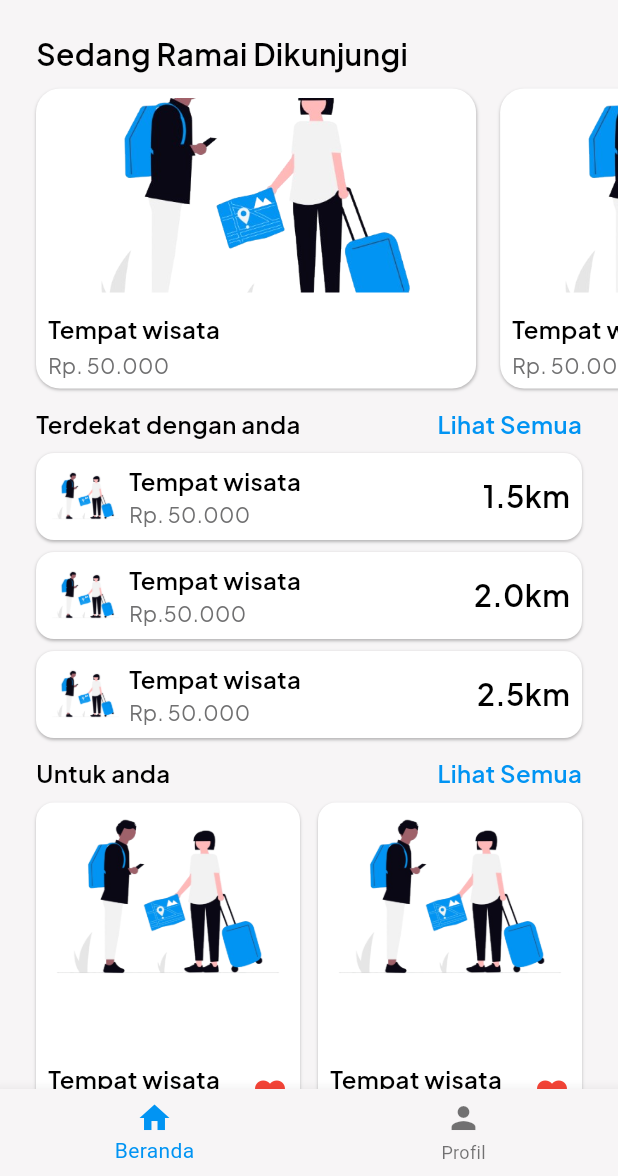
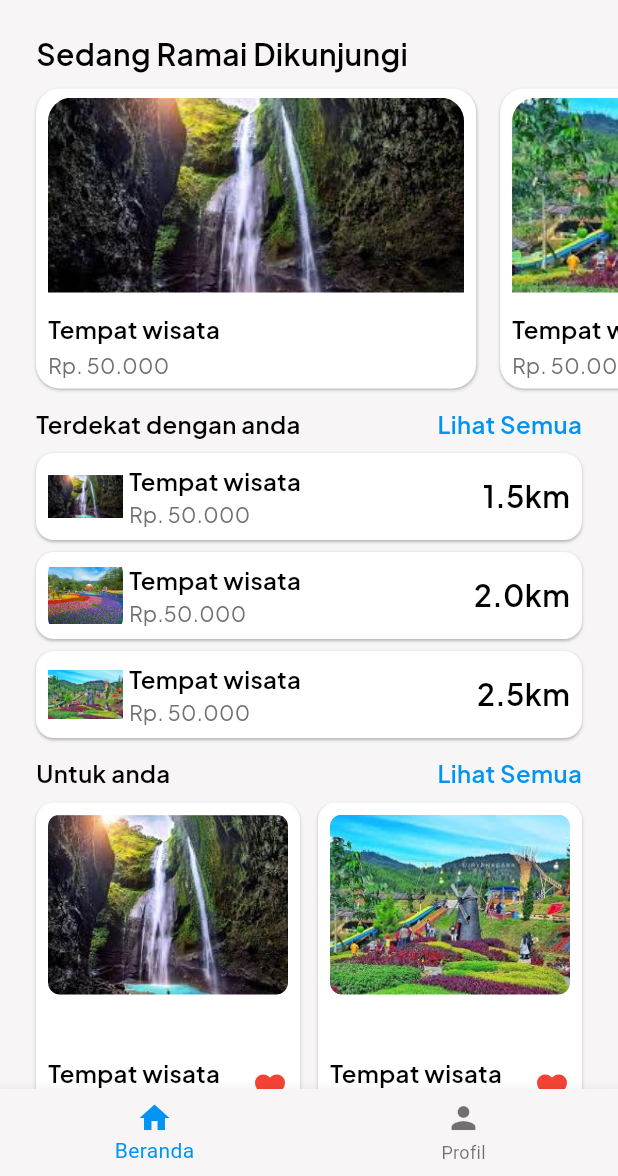
Before and after one commit to VandyRzky/Praktikum_PBB, a Flutter app: the Home screen opened by its route, on a phone screen of 412 x 824 dp, the part 60-1236 px from its top. Run offline on Flutter 3.47's test engine with Material 3 defaults, Android fonts, the phone set to English and light mode, and no system bars; our stand-ins replace google_fonts.

Commit message:
fix: memperbaiki gambar yang digunakan

```diff
--- a/lib/pages/home/home_for_you.dart
+++ b/lib/pages/home/home_for_you.dart
@@ -21,13 +21,13 @@ class ForYou extends StatelessWidget{
             ),
           ]
       ),
-      padding: EdgeInsets.symmetric(horizontal: 8, vertical: 4),
+      padding: EdgeInsets.symmetric(horizontal: 8, vertical: 8),
       child: Column(
         mainAxisAlignment: MainAxisAlignment.spaceBetween,
         crossAxisAlignment: CrossAxisAlignment.center,
         children: [
           ClipRRect(
-            borderRadius: BorderRadius.circular(10),
+            borderRadius: BorderRadius.circular(8),
             child: Image.asset(
               item['image']!,
               width: double.infinity,
@@ -66,12 +66,12 @@ class ForYou extends StatelessWidget{
 class ForYouContainer extends StatelessWidget{
   final List <Map<String, String>> items = [
     {
-      'image': 'assets/welcome.png',
+      'image': 'assets/recommendation/rec1.png',
       'title': 'Tempat wisata',
       'subtitle': 'Rp. 50.000',
     },
     {
-      'image': 'assets/welcome.png',
+      'image': 'assets/recommendation/rec2.png',
       'title': 'Tempat wisata',
       'subtitle': 'Rp. 50.000',
     },
--- a/lib/pages/home/home_near_by.dart
+++ b/lib/pages/home/home_near_by.dart
@@ -32,7 +32,7 @@ class NearBy extends StatelessWidget{
             crossAxisAlignment: CrossAxisAlignment.center,
             children: [
               ClipRRect(
-                borderRadius: BorderRadiusGeometry.all(Radius.circular(10)),
+                borderRadius: BorderRadius.circular(10),
                 child: Image.asset(items['image']!, width: 50, height: 50,)
                 ,
               ),
@@ -62,19 +62,19 @@ class NearBy extends StatelessWidget{
 class NearByContainer extends StatelessWidget{
   final List <Map<String, String>> items = [
     {
-      'image': 'assets/welcome.png',
+      'image': 'assets/recommendation/rec1.png',
       'title': 'Tempat wisata',
       'subtitle': 'Rp. 50.000',
       'range': '1.5km'
     },
     {
-      'image': 'assets/welcome.png',
+      'image': 'assets/recommendation/rec2.png',
       'title': 'Tempat wisata',
       'subtitle': 'Rp. 50.000',
       'range': '2.5km'
     },
     {
-      'image': 'assets/welcome.png',
+      'image': 'assets/recommendation/rec3.png',
       'title': 'Tempat wisata',
       'subtitle': 'Rp.50.000',
       'range': '2.0km'
--- a/lib/pages/home/home_recommendation.dart
+++ b/lib/pages/home/home_recommendation.dart
@@ -15,17 +15,17 @@ class _HomeRecommendationState extends State<HomeRecommendation>{
   );
   final List<Map<String, String>> items = [
     {
-      'image': 'assets/welcome.png',
+      'image': 'assets/recommendation/rec1.png',
       'title': 'Tempat wisata',
       'subtitle': 'Rp. 50.000'
     },
     {
-      'image': 'assets/welcome.png',
+      'image': 'assets/recommendation/rec2.png',
       'title': 'Tempat wisata',
       'subtitle': 'Rp. 50.000'
     },
     {
-      'image': 'assets/welcome.png',
+      'image': 'assets/recommendation/rec3.png',
       'title': 'Tempat wisata',
       'subtitle': 'Rp. 50.000'
     },
--- a/lib/pages/profile/profile.dart
+++ b/lib/pages/profile/profile.dart
@@ -34,7 +34,7 @@ class Profile extends StatelessWidget{
                 children: [
                   ClipRRect(
                     borderRadius: BorderRadius.all(Radius.circular(50)),
-                    child: Image.asset('assets/welcome.png', width: 100, height: 100,),
+                    child: Image.asset('assets/null-profile.png', width: 100, height: 100,),
                   ),
                   SizedBox(width: 10,),
                   Column(
--- a/pubspec.yaml
+++ b/pubspec.yaml
@@ -59,6 +59,7 @@ flutter:
   uses-material-design: true
   assets:
     - assets/
+    - assets/recommendation/
 
   # To add assets to your application, add an assets section, like this:
   # assets:
```
Also changed, not shown: assets/null-profile.png (added).
